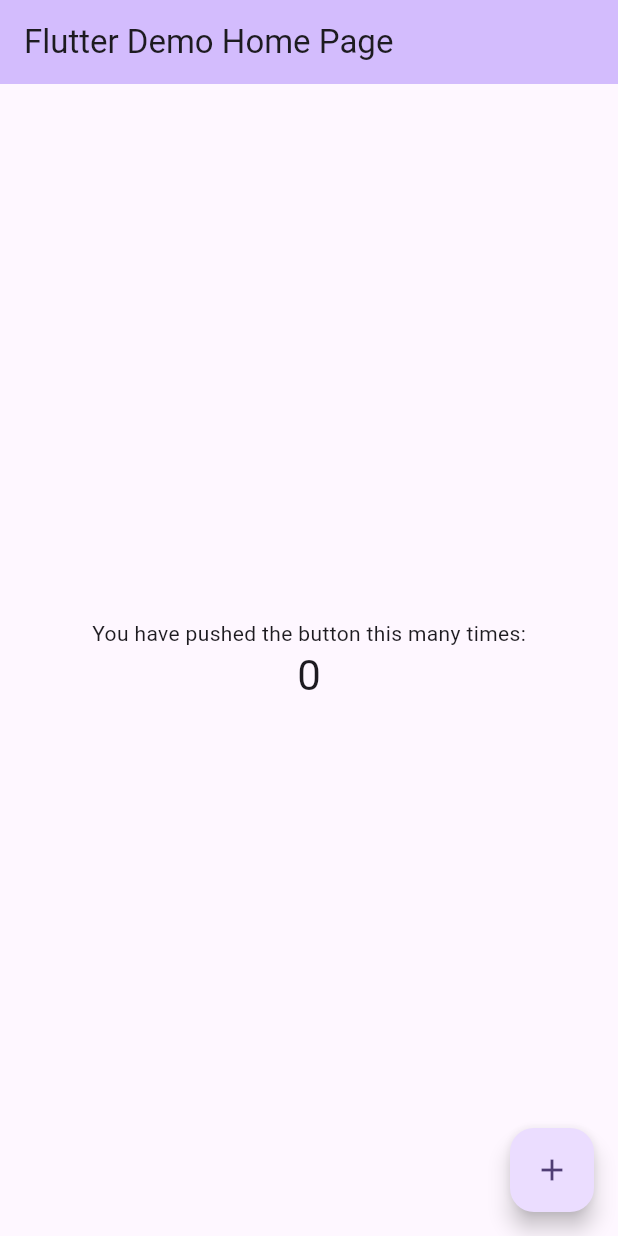
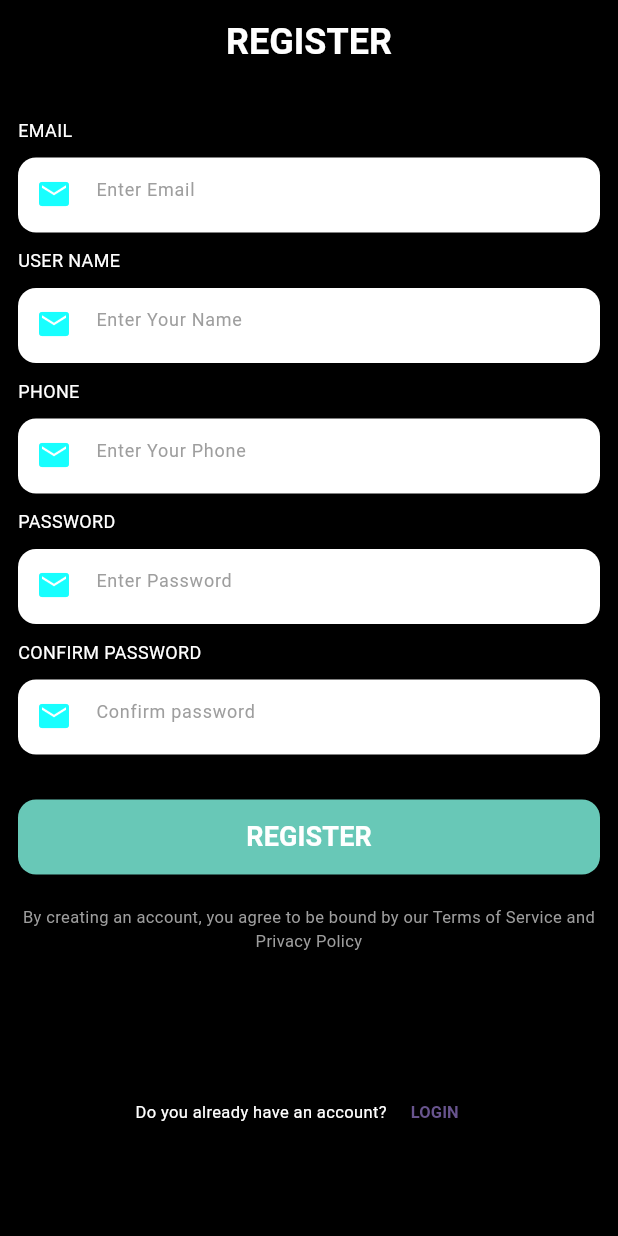
Before and after one commit to nam54828/Task-Todo, a Flutter app: the screen it shows after launch, on a phone screen of 412 x 824 dp. Run offline on Flutter 3.47's test engine with Material 2 defaults, Android fonts, the phone set to English and light mode, and no system bars.

Commit message:
UI: Login - Register - Forgot Password

```diff
--- /dev/null
+++ b/lib/View/Register/register.dart
@@ -0,0 +1,293 @@
+import 'package:flutter/material.dart';
+import 'package:task_todo/View/Login/login.dart';
+
+class register extends StatelessWidget {
+  const register({Key? key}) : super(key: key);
+
+  @override
+  Widget build(BuildContext context) {
+    final GlobalKey<FormState> _formKey = GlobalKey<FormState>();
+    final TextEditingController _emailController = TextEditingController();
+    final TextEditingController _usernameController = TextEditingController();
+    final TextEditingController _phoneController = TextEditingController();
+    final TextEditingController _passwordController = TextEditingController();
+    final TextEditingController _confirmpasswordController = TextEditingController();
+    return SafeArea(
+      child: Scaffold(
+        backgroundColor: Colors.black,
+        appBar: AppBar(
+          backgroundColor: Colors.black,
+          title: Text("REGISTER", style: TextStyle(
+            color: Colors.white,
+            fontSize: 24,
+            fontWeight: FontWeight.bold
+          ),),
+          centerTitle: true,
+        ),
+        body: Padding(padding: EdgeInsets.all(12),
+        child: SingleChildScrollView(
+          child: Column(
+            mainAxisAlignment: MainAxisAlignment.start,
+            crossAxisAlignment: CrossAxisAlignment.start,
+            children: [
+              Padding(
+                padding: const EdgeInsets.only(top: 10),
+                child: Form(
+                  key: _formKey,
+                  child: Column(
+                    crossAxisAlignment: CrossAxisAlignment.start,
+                    children: [
+                      Text("EMAIL", style: TextStyle(
+                        color: Colors.white,
+                        fontSize: 12,
+                      ),),
+                      SizedBox(
+                        height: 10,
+                      ),
+                      Container(
+                        height: 50,
+                        width: double.infinity,
+                        child: TextFormField(
+                          decoration: InputDecoration(
+                            hintText: "Enter Email",
+                            hintStyle: TextStyle(
+                              color: Colors.grey,
+                              fontSize: 12
+                            ),
+                            prefixIcon: Icon(Icons.email, color: Colors.cyanAccent,),
+                            focusedBorder: UnderlineInputBorder(
+                              borderSide: BorderSide(
+                                color: Colors.transparent
+                              )
+                            ),
+                            enabledBorder: UnderlineInputBorder(
+                              borderSide: BorderSide(
+                                color: Colors.transparent
+                              )
+                            )
+                          ),
+                          controller: _emailController,
+                        ),
+                        decoration: BoxDecoration(
+                          borderRadius: BorderRadius.circular(12),
+                          color: Colors.white
+                        ),
+                      ),
+                      SizedBox(
+                        height: 10,
+                      ),
+                      Text("USER NAME", style: TextStyle(
+                        color: Colors.white,
+                        fontSize: 12
+                      ),),
+                      SizedBox(
+                        height: 10,
+                      ),
+                      Container(
+                        height: 50,
+                        width: double.infinity,
+                        child: TextFormField(
+                          decoration: InputDecoration(
+                              hintText: "Enter Your Name",
+                              hintStyle: TextStyle(
+                                  color: Colors.grey,
+                                  fontSize: 12
+                              ),
+                              prefixIcon: Icon(Icons.email, color: Colors.cyanAccent,),
+                              focusedBorder: UnderlineInputBorder(
+                                  borderSide: BorderSide(
+                                      color: Colors.transparent
+                                  )
+                              ),
+                              enabledBorder: UnderlineInputBorder(
+                                  borderSide: BorderSide(
+                                      color: Colors.transparent
+                                  )
+                              )
+                          ),
+                          controller: _usernameController,
+                        ),
+                        decoration: BoxDecoration(
+                            borderRadius: BorderRadius.circular(12),
+                            color: Colors.white
+                        ),
+                      ),
+                      SizedBox(
+                        height: 10,
+                      ),
+                      Text("PHONE", style: TextStyle(
+                          color: Colors.white,
+                          fontSize: 12
+                      ),),
+                      SizedBox(
+                        height: 10,
+                      ),
+                      Container(
+                        height: 50,
+                        width: double.infinity,
+                        child: TextFormField(
+                          decoration: InputDecoration(
+                              hintText: "Enter Your Phone",
+                              hintStyle: TextStyle(
+                                  color: Colors.grey,
+                                  fontSize: 12
+                              ),
+                              prefixIcon: Icon(Icons.email, color: Colors.cyanAccent,),
+                              focusedBorder: UnderlineInputBorder(
+                                  borderSide: BorderSide(
+                                      color: Colors.transparent
+                                  )
+                              ),
+                              enabledBorder: UnderlineInputBorder(
+                                  borderSide: BorderSide(
+                                      color: Colors.transparent
+                                  )
+                              )
+                          ),
+                          controller: _phoneController,
+                        ),
+                        decoration: BoxDecoration(
+                            borderRadius: BorderRadius.circular(12),
+                            color: Colors.white
+                        ),
+                      ),
+                      SizedBox(
+                        height: 10,
+                      ),
+                      Text("PASSWORD", style: TextStyle(
+                          color: Colors.white,
+                          fontSize: 12
+                      ),),
+                      SizedBox(
+                        height: 10,
+                      ),
+                      Container(
+                        height: 50,
+                        width: double.infinity,
+                        child: TextFormField(
+                          decoration: InputDecoration(
+                              hintText: "Enter Password",
+                              hintStyle: TextStyle(
+                                  color: Colors.grey,
+                                  fontSize: 12
+                              ),
+                              prefixIcon: Icon(Icons.email, color: Colors.cyanAccent,),
+                              focusedBorder: UnderlineInputBorder(
+                                  borderSide: BorderSide(
+                                      color: Colors.transparent
+                                  )
+                              ),
+                              enabledBorder: UnderlineInputBorder(
+                                  borderSide: BorderSide(
+                                      color: Colors.transparent
+                                  )
+                              )
+                          ),
+                          controller: _passwordController,
+                          obscureText: true,
+                        ),
+                        decoration: BoxDecoration(
+                            borderRadius: BorderRadius.circular(12),
+                            color: Colors.white
+                        ),
+                      ),
+                      SizedBox(
+                        height: 10,
+                      ),
+                      Text("CONFIRM PASSWORD", style: TextStyle(
+                          color: Colors.white,
+                          fontSize: 12
+                      ),),
+                      SizedBox(
+                        height: 10,
+                      ),
+                      Container(
+                        height: 50,
+                        width: double.infinity,
+                        child: TextFormField(
+                          decoration: InputDecoration(
+                              hintText: "Confirm password",
+                              hintStyle: TextStyle(
+                                  color: Colors.grey,
+                                  fontSize: 12
+                              ),
+                              prefixIcon: Icon(Icons.email, color: Colors.cyanAccent,),
+                              focusedBorder: UnderlineInputBorder(
+                                  borderSide: BorderSide(
+                                      color: Colors.transparent
+                                  )
+                              ),
+                              enabledBorder: UnderlineInputBorder(
+                                  borderSide: BorderSide(
+                                      color: Colors.transparent
+                                  )
+                              )
+                          ),
+                          controller: _confirmpasswordController,
+                          obscureText: true,
+                        ),
+                        decoration: BoxDecoration(
+                            borderRadius: BorderRadius.circular(12),
+                            color: Colors.white
+                        ),
+                      ),
+
+                    ],
+                  ),
+                ),
+              ),
+              SizedBox(
+                height: 30,
+              ),
+              ElevatedButton(onPressed: (){}, child: Container(
+                height: 50,
+                width: double.infinity,
+                child: Center(
+                  child: Text("REGISTER", style: TextStyle(
+                    color: Colors.white,
+                    fontWeight: FontWeight.bold,
+                    fontSize: 18
+                  ),),
+                ),
+              ),
+              style: ElevatedButton.styleFrom(
+                  primary:  Color.fromRGBO(104, 200, 183, 1),
+                  shape: RoundedRectangleBorder(
+                      borderRadius: BorderRadius.circular(12)
+                  )
+              ),
+              ),
+              SizedBox(
+                height: 20,
+              ),
+              Text("By creating an account, you agree to be bound by our Terms of Service and Privacy Policy", style: TextStyle(
+                color: Colors.grey,
+                fontSize: 11,
+              ),
+              textAlign: TextAlign.center,),
+              SizedBox(
+                height: MediaQuery.of(context).size.height * 0.1,
+              ),
+              Row(
+                mainAxisAlignment: MainAxisAlignment.center,
+                children: [
+                  Text("Do you already have an account?", style: TextStyle(
+                      color: Colors.white,
+                    fontSize: 11
+                  ),),
+                  TextButton(onPressed: (){
+                    Navigator.push(context, MaterialPageRoute(builder: (context) => login()));
+                  }, child: Text("LOGIN", style: TextStyle(
+
+                      fontWeight: FontWeight.bold,
+                      fontSize: 11
+                  ),))
+                ],
+              )
+            ],
+          ),
+        ),),
+      ),
+    );
+  }
+}
--- a/lib/main.dart
+++ b/lib/main.dart
@@ -1,4 +1,7 @@
 import 'package:flutter/material.dart';
+import 'package:task_todo/View/Register/register.dart';
+
+import 'View/Login/login.dart';
 
 void main() {
   runApp(const MyApp());
@@ -7,119 +10,16 @@ void main() {
 class MyApp extends StatelessWidget {
   const MyApp({super.key});
 
-  // This widget is the root of your application.
   @override
   Widget build(BuildContext context) {
     return MaterialApp(
-      title: 'Flutter Demo',
+      title: 'Task Todo',
+      debugShowCheckedModeBanner: false,
       theme: ThemeData(
-        // This is the theme of your application.
-        //
-        // TRY THIS: Try running your application with "flutter run". You'll see
-        // the application has a blue toolbar. Then, without quitting the app,
-        // try changing the seedColor in the colorScheme below to Colors.green
-        // and then invoke "hot reload" (save your changes or press the "hot
-        // reload" button in a Flutter-supported IDE, or press "r" if you used
-        // the command line to start the app).
-        //
-        // Notice that the counter didn't reset back to zero; the application
-        // state is not lost during the reload. To reset the state, use hot
-        // restart instead.
-        //
-        // This works for code too, not just values: Most code changes can be
-        // tested with just a hot reload.
         colorScheme: ColorScheme.fromSeed(seedColor: Colors.deepPurple),
         useMaterial3: true,
       ),
-      home: const MyHomePage(title: 'Flutter Demo Home Page'),
+      home: register(),
     );
   }
 }
-
-class MyHomePage extends StatefulWidget {
-  const MyHomePage({super.key, required this.title});
-
-  // This widget is the home page of your application. It is stateful, meaning
-  // that it has a State object (defined below) that contains fields that affect
-  // how it looks.
-
-  // This class is the configuration for the state. It holds the values (in this
-  // case the title) provided by the parent (in this case the App widget) and
-  // used by the build method of the State. Fields in a Widget subclass are
-  // always marked "final".
-
-  final String title;
-
-  @override
-  State<MyHomePage> createState() => _MyHomePageState();
-}
-
-class _MyHomePageState extends State<MyHomePage> {
-  int _counter = 0;
-
-  void _incrementCounter() {
-    setState(() {
-      // This call to setState tells the Flutter framework that something has
-      // changed in this State, which causes it to rerun the build method below
-      // so that the display can reflect the updated values. If we changed
-      // _counter without calling setState(), then the build method would not be
-      // called again, and so nothing would appear to happen.
-      _counter++;
-    });
-  }
-
-  @override
-  Widget build(BuildContext context) {
-    // This method is rerun every time setState is called, for instance as done
-    // by the _incrementCounter method above.
-    //
-    // The Flutter framework has been optimized to make rerunning build methods
-    // fast, so that you can just rebuild anything that needs updating rather
-    // than having to individually change instances of widgets.
-    return Scaffold(
-      appBar: AppBar(
-        // TRY THIS: Try changing the color here to a specific color (to
-        // Colors.amber, perhaps?) and trigger a hot reload to see the AppBar
-        // change color while the other colors stay the same.
-        backgroundColor: Theme.of(context).colorScheme.inversePrimary,
-        // Here we take the value from the MyHomePage object that was created by
-        // the App.build method, and use it to set our appbar title.
-        title: Text(widget.title),
-      ),
-      body: Center(
-        // Center is a layout widget. It takes a single child and positions it
-        // in the middle of the parent.
-        child: Column(
-          // Column is also a layout widget. It takes a list of children and
-          // arranges them vertically. By default, it sizes itself to fit its
-          // children horizontally, and tries to be as tall as its parent.
-          //
-          // Column has various properties to control how it sizes itself and
-          // how it positions its children. Here we use mainAxisAlignment to
-          // center the children vertically; the main axis here is the vertical
-          // axis because Columns are vertical (the cross axis would be
-          // horizontal).
-          //
-          // TRY THIS: Invoke "debug painting" (choose the "Toggle Debug Paint"
-          // action in the IDE, or press "p" in the console), to see the
-          // wireframe for each widget.
-          mainAxisAlignment: MainAxisAlignment.center,
-          children: <Widget>[
-            const Text(
-              'You have pushed the button this many times:',
-            ),
-            Text(
-              '$_counter',
-              style: Theme.of(context).textTheme.headlineMedium,
-            ),
-          ],
-        ),
-      ),
-      floatingActionButton: FloatingActionButton(
-        onPressed: _incrementCounter,
-        tooltip: 'Increment',
-        child: const Icon(Icons.add),
-      ), // This trailing comma makes auto-formatting nicer for build methods.
-    );
-  }
-}
```
Also changed, not shown: lib/View/ForgotPassword/forgot_password.dart (added, +88 -0 lines), lib/View/Login/login.dart (added, +150 -0 lines), pubspec.yaml (+5 -3 lines), images/logo_task.png (added), pubspec.lock, 1 other file.
